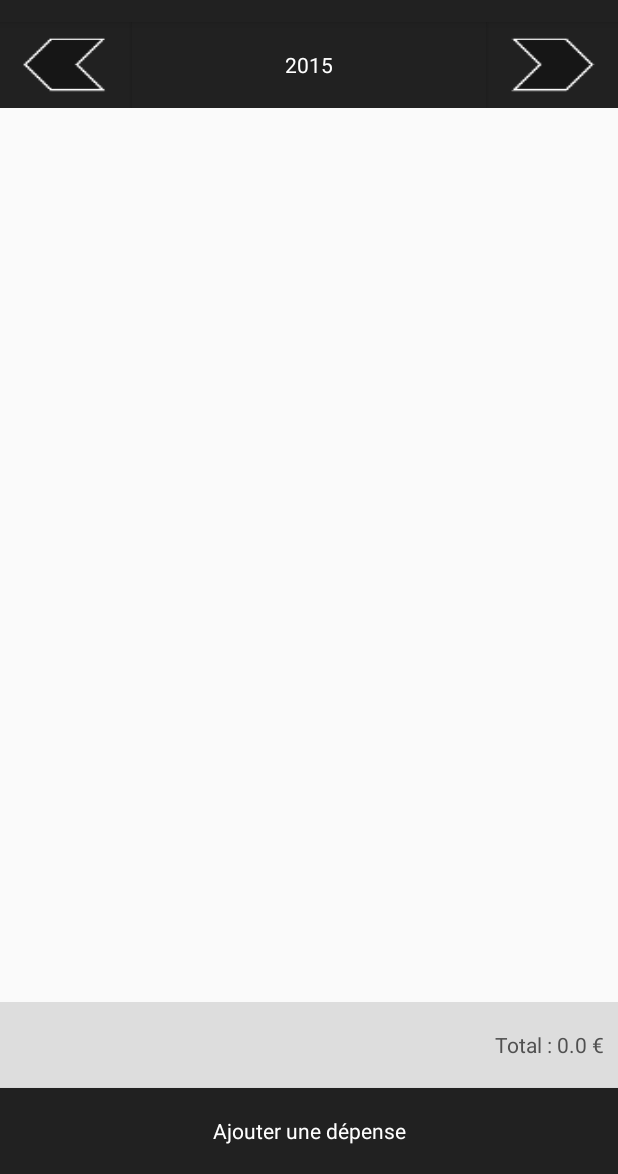
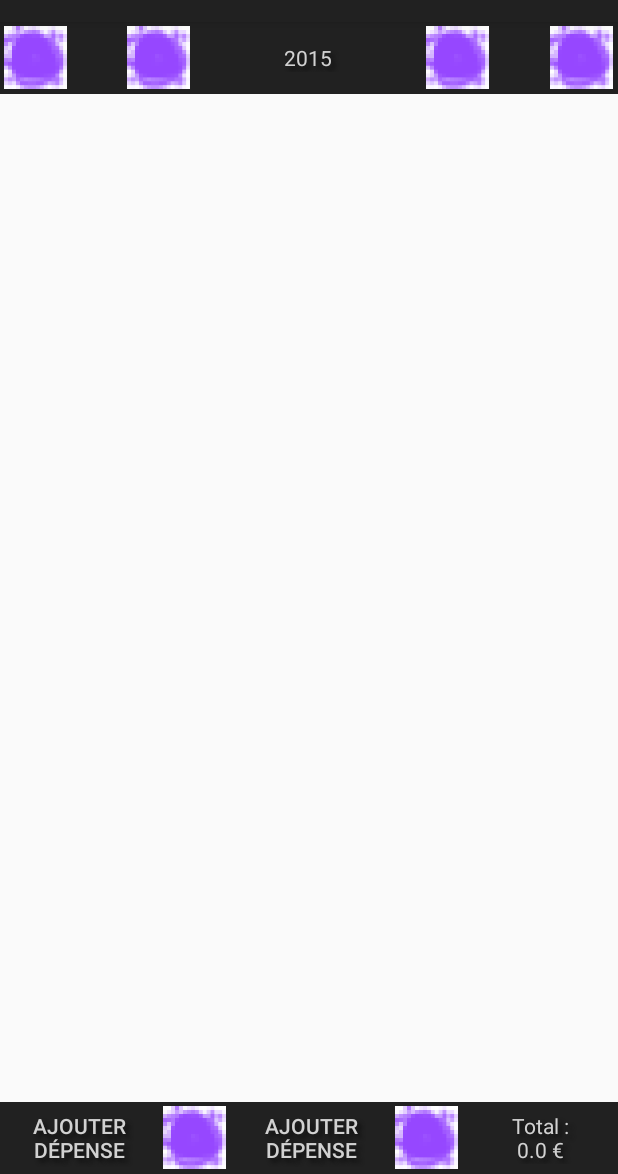
Before and after one commit to soywod/DeepAnse, an Android app: the ViewByYear screen opened directly, with no data from a screen before it, on a phone screen of 412 x 824 dp, the part 62-1236 px from its top. Run offline under Robolectric (Android 15) with nearby library versions, the phone set to English and light mode, and no system bars.

Commit message:
Réorganisation des éléments dans la vue par année
Réorganisation des éléments dans la vue par année

```diff
--- a/app/src/main/java/fr/deepanse/soywod/deepanse/activity/DeepAnse.java
+++ b/app/src/main/java/fr/deepanse/soywod/deepanse/activity/DeepAnse.java
@@ -120,13 +120,13 @@ abstract public class DeepAnse extends ActionBarActivity {
     }
 
     protected void refreshMainDate(String date) {
-        Button buttonTotal = (Button) findViewById(R.id.button_main_date);
-        buttonTotal.setText(date);
+        TextView textTotal = (TextView) findViewById(R.id.text_main_date);
+        textTotal.setText(date);
     }
 
     public void refreshTotal(double total) {
         TextView textViewTotal = (TextView) findViewById(R.id.text_total);
-        textViewTotal.setText(getString(R.string.total) + " : " + total + " €");
+        textViewTotal.setText(getString(R.string.view_total) + "\n" + total + " €");
     }
 
     public void refreshRegexGroup() {
--- a/app/src/main/java/fr/deepanse/soywod/deepanse/activity/ViewByYear.java
+++ b/app/src/main/java/fr/deepanse/soywod/deepanse/activity/ViewByYear.java
@@ -35,7 +35,7 @@ public class ViewByYear extends fr.deepanse.soywod.deepanse.activity.DeepAnse {
         arrayReport = new ArrayList<>();
         adapterReportByYear = new ReportByYear(this, arrayReport);
 
-        ListView listViewDeepAnse = (ListView) findViewById(R.id.list_view);
+        ListView listViewDeepAnse = (ListView) findViewById(R.id.listview);
         listViewDeepAnse.setAdapter(adapterReportByYear);
         listViewDeepAnse.setOnItemClickListener(new AdapterView.OnItemClickListener() {
             @Override
--- a/app/src/main/java/fr/deepanse/soywod/deepanse/database/DeepAnseSQLiteOpenHelper.java
+++ b/app/src/main/java/fr/deepanse/soywod/deepanse/database/DeepAnseSQLiteOpenHelper.java
@@ -10,7 +10,7 @@ import android.database.sqlite.SQLiteOpenHelper;
 public class DeepAnseSQLiteOpenHelper extends SQLiteOpenHelper {
 
     public static final String DATABASE_NAME = "ReportByDay.db";
-    public static final int VERSION = 6;
+    public static final int VERSION = 7;
 
     public static final String AMOUNT = "amount";
     public static final String COLOR = "color";
--- a/app/src/main/res/layout/activity_globalview.xml
+++ b/app/src/main/res/layout/activity_globalview.xml
@@ -1,81 +1,85 @@
 <RelativeLayout xmlns:android="http://schemas.android.com/apk/res/android"
-    xmlns:tools="http://schemas.android.com/tools"
     android:layout_width="match_parent"
-    android:layout_height="match_parent"
-    tools:context=".activity.ViewByDay">
+    android:layout_height="match_parent">
 
-    <Button
-        android:id="@+id/button_add"
+    <TableLayout
+        android:id="@+id/layout_buttons_top"
         android:layout_width="fill_parent"
-        android:layout_height="57dp"
-        android:text="@string/add_deepanse"
-        android:onClick="eventAddDeepAnse"
+        android:layout_height="wrap_content"
+        android:layout_alignParentTop="true"
+        android:layout_alignParentLeft="true"
+        android:layout_alignParentStart="true"
+        android:background="@drawable/background">
+
+        <TableRow>
+            <Button style="@style/ViewButton"
+                android:id="@+id/button_back"
+                android:drawableLeft="@drawable/menu1"
+                android:drawableStart="@drawable/menu1"
+                android:onClick="eventBack" />
+
+            <Button style="@style/ViewButton"
+                android:id="@+id/button_backward_date"
+                android:drawableLeft="@drawable/menu1"
+                android:drawableStart="@drawable/menu1"
+                android:onClick="eventBackwardDate" />
+
+            <TextView style="@style/ViewText"
+                android:id="@+id/text_main_date" />
+
+            <Button style="@style/ViewButton"
+                android:drawableRight="@drawable/menu1"
+                android:drawableEnd="@drawable/menu1"
+                android:id="@+id/button_forward_date"
+                android:onClick="eventForwardDate" />
+
+            <Button style="@style/ViewButton"
+                android:drawableRight="@drawable/menu1"
+                android:drawableEnd="@drawable/menu1"
+                android:id="@+id/button_home"
+                android:onClick="eventHome" />
+        </TableRow>
+    </TableLayout>
+
+    <ListView
+        android:id="@+id/listview"
+        android:layout_width="fill_parent"
+        android:layout_height="wrap_content"
+        android:layout_alignParentLeft="true"
+        android:layout_alignParentStart="true"
+        android:choiceMode="singleChoice"
+        android:layout_below="@+id/layout_buttons_top"
+        android:layout_above="@+id/layout_buttons_bot" />
+
+    <TableLayout
+        android:id="@+id/layout_buttons_bot"
+        android:layout_width="fill_parent"
+        android:layout_height="wrap_content"
         android:layout_alignParentBottom="true"
         android:layout_alignParentLeft="true"
         android:layout_alignParentStart="true"
-        android:layout_alignParentRight="true"
-        android:layout_alignParentEnd="true"
-        style="@style/ButtonTheme" />
+        android:background="@drawable/background">
+        <TableRow>
+            <Button style="@style/ViewButton"
+                android:id="@+id/button_add_deepanse_by_voice"
+                android:layout_weight="1.5"
+                android:drawableRight="@drawable/menu1"
+                android:drawableEnd="@drawable/menu1"
+                android:text="@string/button_add_deepanse"
+                android:onClick="eventAddDeepanseByVoice" />
 
-    <TextView
-        android:id="@+id/text_total"
-        android:layout_width="fill_parent"
-        android:layout_height="57dp"
-        android:textAppearance="?android:attr/textAppearanceMedium"
-        android:gravity="end|center_vertical"
-        android:layout_alignParentLeft="true"
-        android:paddingRight="10dp"
-        android:background="#DDD"
-        android:layout_alignParentStart="true"
-        android:layout_above="@+id/button_add" />
+            <Button style="@style/ViewButton"
+                android:id="@+id/button_add_deepanse_by_keyboard"
+                android:layout_weight="1.5"
+                android:drawableRight="@drawable/menu1"
+                android:drawableEnd="@drawable/menu1"
+                android:text="@string/button_add_deepanse"
+                android:onClick="eventAddDeepanseByKeyboard" />
 
-    <ListView
-        android:id="@+id/list_view"
-        android:layout_width="fill_parent"
-        android:layout_height="wrap_content"
-        android:layout_above="@+id/text_total"
-        android:layout_below="@+id/layout_date"
-        android:layout_alignParentLeft="true"
-        android:layout_alignParentStart="true"
-        android:choiceMode="singleChoice" />
+            <TextView style="@style/ViewText"
+                android:id="@+id/text_total" />
 
-    <RelativeLayout
-        android:id="@+id/layout_date"
-        android:orientation="horizontal"
-        android:layout_width="fill_parent"
-        android:layout_height="57dp"
-        android:layout_alignParentTop="true"
-        android:background="#212121">
 
-        <Button
-            android:id="@+id/button_left"
-            android:layout_width="wrap_content"
-            android:layout_height="fill_parent"
-            android:onClick="eventBackwardDate"
-            android:layout_alignParentLeft="true"
-            android:layout_alignParentStart="true"
-            style="@style/ButtonLeftTheme" />
-
-        <Button
-            android:id="@+id/button_main_date"
-            android:layout_width="fill_parent"
-            android:layout_height="fill_parent"
-            android:textAppearance="?android:attr/textAppearanceMedium"
-            android:gravity="center"
-            android:layout_toRightOf="@+id/button_left"
-            android:layout_toStartOf="@+id/button_left"
-            android:layout_toLeftOf="@+id/button_right"
-            android:layout_toEndOf="@+id/button_right"
-            style="@style/ButtonTheme" />
-
-        <Button
-            android:id="@+id/button_right"
-            android:layout_width="wrap_content"
-            android:layout_height="fill_parent"
-            android:onClick="eventForwardDate"
-            android:layout_alignParentRight="true"
-            android:layout_alignParentEnd="true"
-            style="@style/ButtonRightTheme" />
-    </RelativeLayout>
-
+        </TableRow>
+    </TableLayout>
 </RelativeLayout>
--- a/app/src/main/res/values/strings.xml
+++ b/app/src/main/res/values/strings.xml
@@ -38,8 +38,8 @@
     <string name="prompt_del_group">Voulez-vous vraiment supprimer ce groupe ? Toute dépense liée à ce groupe seront transférées dans le groupe Default.</string>
     <string name="prompt_add_deepanse">Dictez maintenant votre nouvelle dépense [date] [groupe] [commentaire] montant</string>
     <string name="prompt_del_deepanse">Voulez-vous vraiment supprimer cette dépense ?</string>
-
-
+    <string name="view_total">Total :</string>
+    <string name="button_add_deepanse">Ajouter\ndépense</string>
 
 
 </resources>
--- a/app/src/main/res/values/styles.xml
+++ b/app/src/main/res/values/styles.xml
@@ -22,6 +22,34 @@
         <item name="android:gravity">center</item>
         <item name="android:textColor">#FFF</item>
         <item name="android:background">@drawable/button</item>
+    </style>
+
+
+
+
+
+
+
+    <style name="ViewButton">
+        <item name="android:layout_width">0dip</item>
+        <item name="android:layout_weight">1</item>
+        <item name="android:background">@android:color/transparent</item>
+        <item name="android:textColor">@color/ColorWhite</item>
+        <item name="android:shadowColor">@color/ColorShadow</item>
+        <item name="android:shadowDx">4</item>
+        <item name="android:shadowDy">4</item>
+        <item name="android:shadowRadius">3</item>
+    </style>
+
+    <style name="ViewText">
+        <item name="android:layout_width">0dip</item>
+        <item name="android:layout_weight">1</item>
+        <item name="android:gravity">center</item>
+        <item name="android:textColor">@color/ColorWhite</item>
+        <item name="android:shadowColor">@color/ColorShadow</item>
+        <item name="android:shadowDx">4</item>
+        <item name="android:shadowDy">4</item>
+        <item name="android:shadowRadius">3</item>
     </style>
 
 
```
